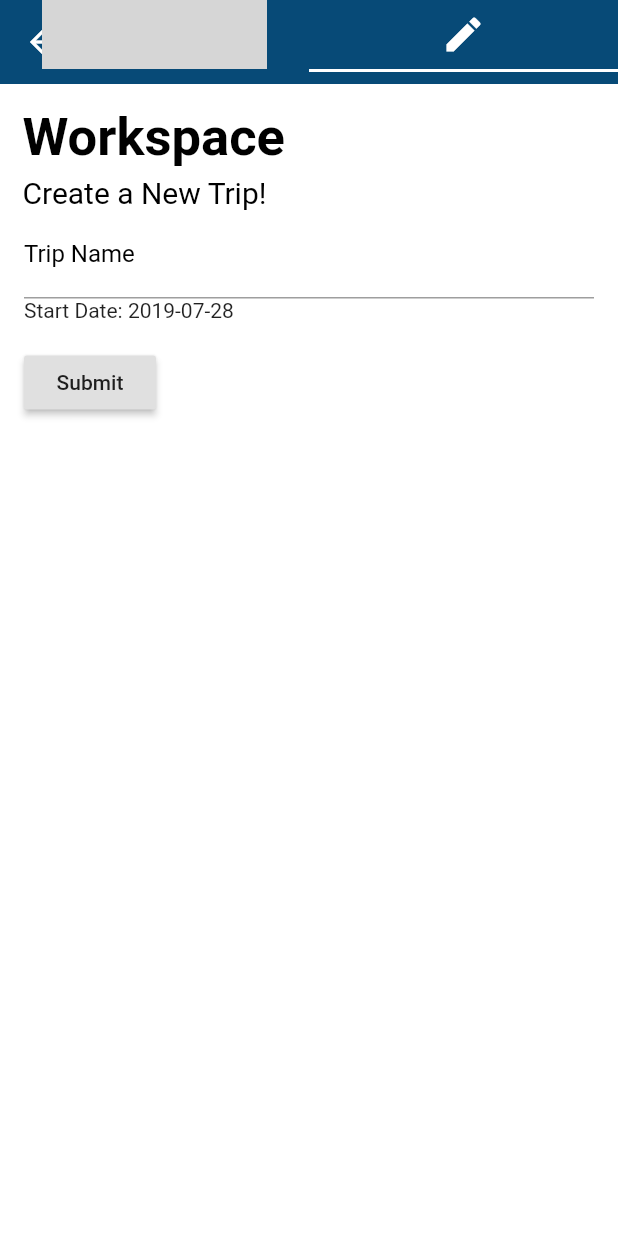
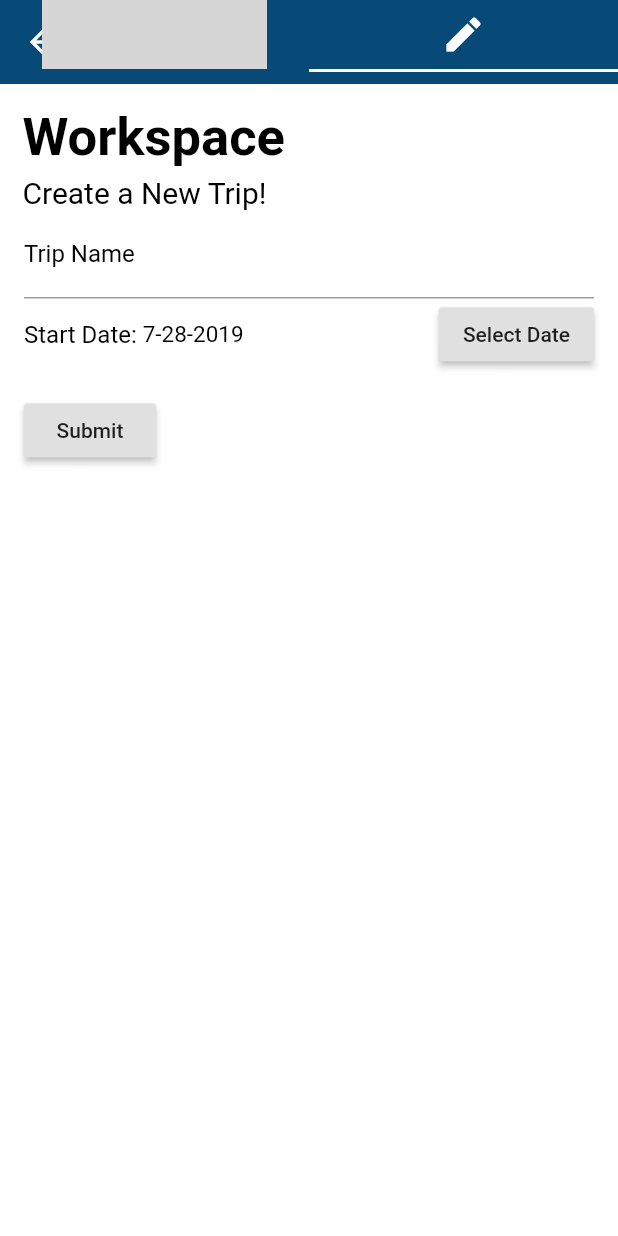
Before and after one commit to amrohwary/planit-app, a Flutter app: the Home screen opened directly, tab 2 chosen, on a phone screen of 412 x 824 dp. Run offline on Flutter 3.47's test engine with Material 2 defaults, Android fonts, the phone set to English and light mode, and no system bars; our stand-ins replace cloud_firestore, firebase_auth; missing offline and left inert: flutter_cupertino_date_picker; accounts and stored records are empty; grey boxes are pictures that could not be loaded.

Commit message:
finished start date

```diff
--- a/lib/create_page.dart
+++ b/lib/create_page.dart
@@ -92,27 +92,35 @@ class _NewTripFormState extends State<NewTripForm> {
                 labelStyle: new TextStyle(color: Colors.black),
               ),
             ),
-//            InkWell(
-//              onTap: () {
-//                _selectedDate(context); // Call Function that has showDatePicker()
-//              },
-//              child: IgnorePointer(
-//                child: new TextFormField(
-////                  validator: (input) {
-////                    if (input.isEmpty) {
-////                      return "Start date is required";
-////                    }
-////                    return null;
-////                  },
-//                  decoration: new InputDecoration(
-//                    labelText: "Start Date",
-//                    labelStyle: new TextStyle(color: Colors.black),
-//                  ),
-//                  onSaved: (String val) {},
-//                ),
-//              ),
-//            ),
-            Text('Start Date: ${_date.toString().substring(0, 10)}'),
+            Row(children: [
+              Container(
+                child: Text(
+                  'Start Date: ',
+                  style: new TextStyle(
+                    fontSize: 16,
+                    color: Colors.black,
+                  ),
+                ),
+              ),
+              Container(
+                child: Text(
+                  '${new DateFormat.M().format(_date)}-${new DateFormat.d().format(_date)}-${new DateFormat.y().format(_date)}',
+                  style: new TextStyle(
+                    fontSize: 15,
+                    color: Colors.black,
+                  ),
+                ),
+              ),
+              Expanded(child: SizedBox()),
+              Container(
+                child: RaisedButton(
+                  onPressed: () {
+                    _selectedDate(context);
+                  },
+                  child: Text('Select Date'),
+                ),
+              )
+            ]),
             Padding(
               padding: const EdgeInsets.symmetric(vertical: 16.0),
               child: RaisedButton(
```
